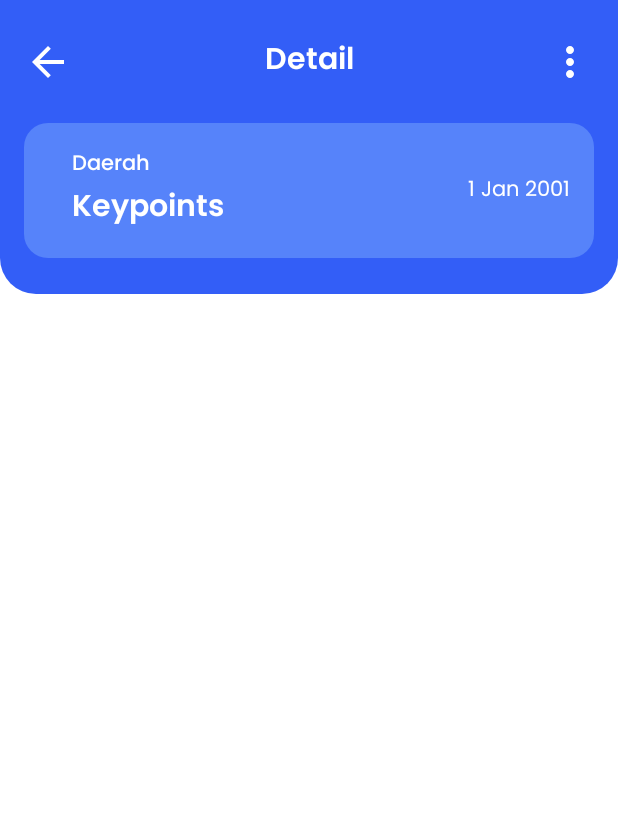
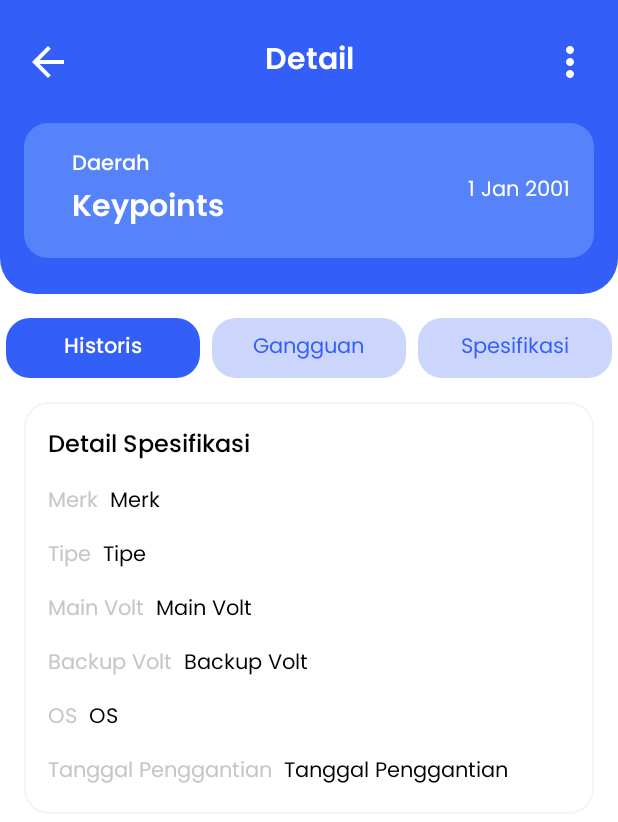
Before and after one commit to krsx/metric-app, an Android app: the DetailKeypointActivity screen opened directly, with no data from a screen before it, on a phone screen of 412 x 824 dp. Shown: the top 822 px of the screen. Run offline under Robolectric (Android 15) with nearby library versions, the phone set to English and light mode, and no system bars; our stand-ins replace Dagger/Hilt's generated code; 3 statements that could not run were skipped.

Commit message:
add: tab layout appearance :rocket:

```diff
--- a/app/src/main/java/com/capstone/metricapp/features/detail/DetailKeypointActivity.kt
+++ b/app/src/main/java/com/capstone/metricapp/features/detail/DetailKeypointActivity.kt
@@ -5,11 +5,16 @@ import android.os.Bundle
 import android.util.Log
 import androidx.activity.viewModels
 import androidx.annotation.RequiresApi
+import androidx.annotation.StringRes
 import androidx.appcompat.app.AppCompatActivity
+import com.capstone.metricapp.R
 import com.capstone.metricapp.core.data.Resource
+import com.capstone.metricapp.core.ui.adapter.DetailKeypointsSectionsAdapter
 import com.capstone.metricapp.core.utils.DateUtil
 import com.capstone.metricapp.core.utils.constans.Divisions
+import com.capstone.metricapp.core.utils.constans.extractId
 import com.capstone.metricapp.databinding.ActivityDetailKeypointsBinding
+import com.google.android.material.tabs.TabLayoutMediator
 import dagger.hilt.android.AndroidEntryPoint
 
 @AndroidEntryPoint
@@ -28,12 +33,34 @@ class DetailKeypointActivity : AppCompatActivity() {
             finish()
         }
 
+        val keypointsId = (intent.getStringExtra(KEY_ID_KEYPOINTS)!!)
+        setupTabs(keypointsId)
+
+
         viewModel.getUserToken().observe(this) { token ->
             viewModel.getUserDivision().observe(this) { division ->
-                val keypointsId = (intent.getStringExtra(KEY_ID_KEYPOINTS)!!)
                 setupHeaderInfo(token, keypointsId, division)
             }
         }
+
+
+    }
+
+    private fun setupTabs(id: String) {
+        val extractedId = extractId(id)
+        val detailKeypointsSectionsAdapter = DetailKeypointsSectionsAdapter(this, extractedId)
+
+        binding.viewPager.adapter = detailKeypointsSectionsAdapter
+        TabLayoutMediator(binding.tabLayout, binding.viewPager) { tab, position ->
+            tab.text = resources.getString(TAB_TITLES[position])
+        }.attach()
+
+        supportActionBar?.elevation = 0f
+
+//        TAB_TITLES.forEach { tabs ->
+//            val textView = LayoutInflater.from(this).inflate(R.layout.tab_titles, null) as TextView
+//            binding.tabLayout.getTabAt(tabs)?.customView = textView
+//        }
     }
 
     @RequiresApi(Build.VERSION_CODES.O)
@@ -95,5 +122,12 @@ class DetailKeypointActivity : AppCompatActivity() {
 
     companion object {
         const val KEY_ID_KEYPOINTS = "key_id_keypoints"
+
+        @StringRes
+        private val TAB_TITLES = intArrayOf(
+            R.string.tab_history,
+            R.string.tab_issue,
+            R.string.tab_spec,
+        )
     }
 }
--- /dev/null
+++ b/app/src/main/res/drawable/tab_background.xml
@@ -0,0 +1,5 @@
+<?xml version="1.0" encoding="utf-8"?>
+<shape xmlns:android="http://schemas.android.com/apk/res/android" android:shape="rectangle">
+    <solid android:color="@color/blue_400"/>
+    <corners android:radius="28dp"/>
+</shape>
--- /dev/null
+++ b/app/src/main/res/drawable/tab_background_selector.xml
@@ -0,0 +1,6 @@
+<?xml version="1.0" encoding="utf-8"?>
+<selector xmlns:android="http://schemas.android.com/apk/res/android">
+<item android:state_selected="true" android:drawable="@drawable/tab_selected_background"/>
+    <item android:state_selected="false" android:drawable="@drawable/tab_unselected_background"/>
+
+</selector>
--- /dev/null
+++ b/app/src/main/res/drawable/tab_selected_background.xml
@@ -0,0 +1,14 @@
+<?xml version="1.0" encoding="utf-8"?>
+<layer-list xmlns:android="http://schemas.android.com/apk/res/android"
+    android:shape="rectangle">
+    <item
+        android:right="4dp"
+        android:left="4dp"
+        android:bottom="4dp"
+        android:top="4dp">
+        <shape android:shape="rectangle">
+            <solid android:color="@color/blue_600" />
+            <corners android:radius="16dp" />
+        </shape>
+    </item>
+</layer-list>
--- /dev/null
+++ b/app/src/main/res/drawable/tab_text_selector.xml
@@ -0,0 +1,5 @@
+<?xml version="1.0" encoding="utf-8"?>
+<selector xmlns:android="http://schemas.android.com/apk/res/android">
+    <item android:state_selected="true" android:color="@color/white" />
+    <item android:state_selected="false" android:color="@color/blue_600" />
+</selector>
--- /dev/null
+++ b/app/src/main/res/drawable/tab_unselected_background.xml
@@ -0,0 +1,14 @@
+<?xml version="1.0" encoding="utf-8"?>
+<layer-list xmlns:android="http://schemas.android.com/apk/res/android"
+    android:shape="rectangle">
+    <item
+        android:right="4dp"
+        android:left="4dp"
+        android:bottom="4dp"
+        android:top="4dp">
+        <shape android:shape="rectangle">
+            <solid android:color="@color/blue_400" />
+            <corners android:radius="16dp" />
+        </shape>
+    </item>
+</layer-list>
--- a/app/src/main/res/layout/activity_detail_keypoints.xml
+++ b/app/src/main/res/layout/activity_detail_keypoints.xml
@@ -115,14 +115,25 @@
         android:id="@+id/tabLayout"
         android:layout_width="match_parent"
         android:layout_height="wrap_content"
+        android:layout_marginTop="12dp"
         app:layout_constraintEnd_toEndOf="parent"
-
         app:layout_constraintStart_toStartOf="parent"
-        app:layout_constraintTop_toBottomOf="@+id/constraintLayout3" />
+        app:layout_constraintTop_toBottomOf="@+id/constraintLayout3"
+        app:tabBackground="@drawable/tab_background_selector"
+        app:tabIndicatorColor="@null"
+        app:tabIndicatorHeight="0dp"
+        app:tabMode="fixed"
+        app:tabRippleColor="@null"
+        app:tabSelectedTextAppearance="@style/textStyleMediumCustom"
+        app:tabSelectedTextColor="@color/white"
+        app:tabTextAppearance="@android:style/TextAppearance.Widget.TabWidget"
+        app:tabTextColor="@color/blue_600" />
 
     <androidx.viewpager2.widget.ViewPager2
+        android:id="@+id/view_pager"
         android:layout_width="match_parent"
         android:layout_height="0dp"
+        android:layout_marginTop="12dp"
         app:layout_constraintBottom_toBottomOf="parent"
         app:layout_constraintEnd_toEndOf="parent"
         app:layout_constraintStart_toStartOf="parent"
--- a/app/src/main/res/values/strings.xml
+++ b/app/src/main/res/values/strings.xml
@@ -75,4 +75,9 @@
     <string name="name_keypoints">Nama Keypoints</string>
     <string name="next">Selanjutnya</string>
     <string name="detail_spec">Detail Spesifikasi</string>
+    <string name="tab_spec">Spesifikasi</string>
+    <string name="tab_history">Historis</string>
+    <string name="tab_issue">Gangguan</string>
+
+
 </resources>
--- a/app/src/main/res/values/themes.xml
+++ b/app/src/main/res/values/themes.xml
@@ -112,4 +112,9 @@
         <item name="cornerSizeBottomRight">0dp</item>
         <item name="cornerSizeBottomLeft">0dp</item>
     </style>
+
+    <style name="tabTextStyle">
+        <item name="fontFamily">@font/poppinsmedium</item>
+        <item name="android:textSize">14sp</item>
+    </style>
 </resources>
```
Also changed, not shown: app/src/main/java/com/capstone/metricapp/core/utils/constans/KeypointsType.kt (+10 -0 lines), app/src/main/res/layout/tab_titles.xml (added, +10 -0 lines), app/src/main/res/values-night/themes.xml (+5 -2 lines).
